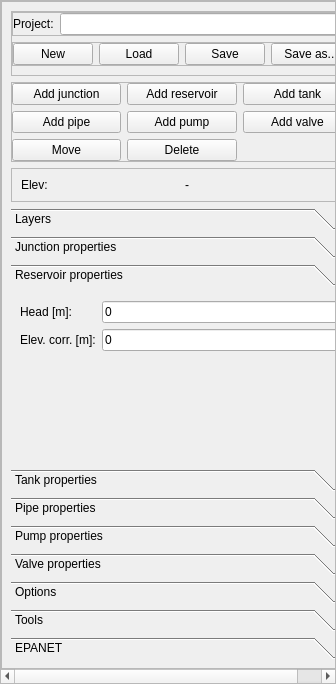
First picture: the form in ui/qepanet_dockwidget.ui, repository aecforge/QEPANET, before the edit.
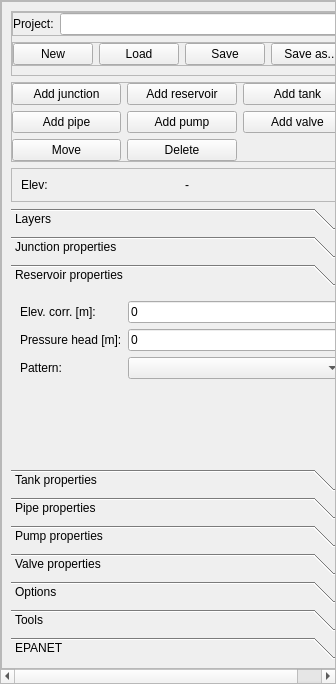
Second picture: the form after the edit. The open tabs and pages were chosen to show the change.

Commit message: - Added support for reservoirs patterns

```diff
--- a/ui/qepanet_dockwidget.ui
+++ b/ui/qepanet_dockwidget.ui
@@ -510,20 +510,30 @@
                  </property>
                 </widget>
                </item>
-               <item row="0" column="1">
-                <widget class="QLineEdit" name="txt_reservoir_head">
+               <item row="2" column="0">
+                <widget class="QLabel" name="lbl_reservoir_pressure_head">
+                 <property name="text">
+                  <string>Pressure head [m]:</string>
+                 </property>
+                </widget>
+               </item>
+               <item row="2" column="1">
+                <widget class="QLineEdit" name="txt_reservoir_pressure_head">
                  <property name="text">
                   <string>0</string>
                  </property>
                 </widget>
                </item>
-               <item row="0" column="0">
-                <widget class="QLabel" name="lbl_reservoir_head">
+               <item row="3" column="0">
+                <widget class="QLabel" name="lbl_reservoir_pattern">
                  <property name="text">
-                  <string>Head [m]:</string>
+                  <string>Pattern:</string>
                  </property>
                 </widget>
                </item>
+               <item row="3" column="1">
+                <widget class="QComboBox" name="cbo_reservoir_pattern"/>
+               </item>
               </layout>
              </widget>
              <widget class="QWidget" name="wgt_ele_tank">
```
Left out of the diff: 2 changed lines with no effect on the pictures. The commit also changes 9 other files.
